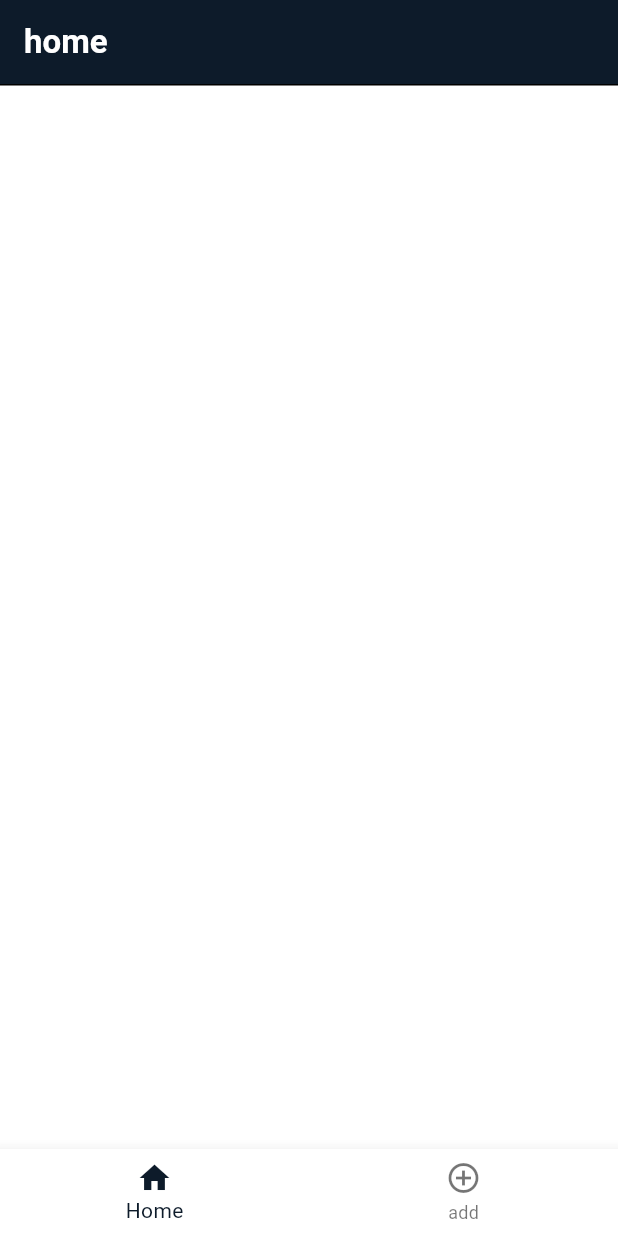
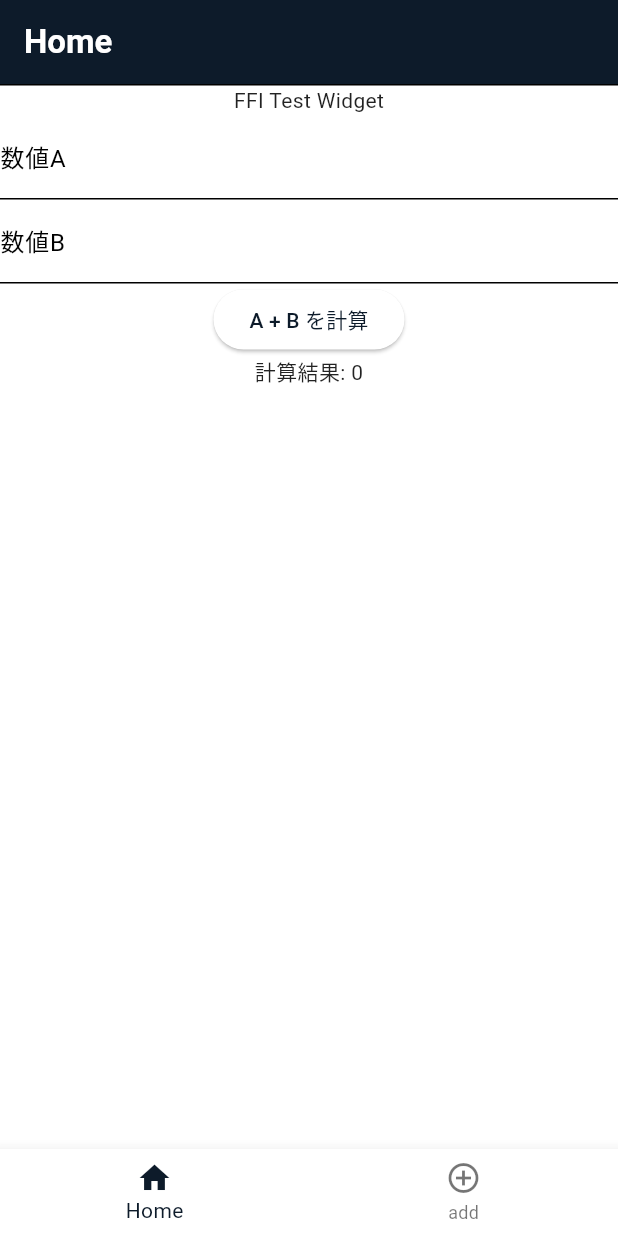
Before and after one commit to sotta-tis/emg-mobile-analyzer, a Flutter app: the screen it shows after launch, on a phone screen of 412 x 824 dp. Run offline on Flutter 3.47's test engine with Material 3 defaults, Android fonts, the phone set to English and light mode, and no system bars; our stand-ins replace flutter_riverpod, go_router; missing offline and left inert: dart:ffi.

Commit message:
:lipstick: UI上でc++実装関数の呼び出し

```diff
--- a/lib/pages/homePage.dart
+++ b/lib/pages/homePage.dart
@@ -1,5 +1,6 @@
 import 'package:flutter/material.dart';
 import 'package:flutter_riverpod/flutter_riverpod.dart';
+import 'package:model_test_app/widgets/ffi_test_calc.dart';
 
 class HomePage extends ConsumerStatefulWidget {
   const HomePage({super.key});
@@ -12,8 +13,13 @@ class _HomePageState extends ConsumerState<HomePage> {
   @override
   Widget build(BuildContext context) {
     return Scaffold(
-      appBar: AppBar(title: const Text('home')),
-      body: Column(children: [const Divider(height: 1)]),
+      appBar: AppBar(title: const Text('Home')),
+      body: Column(
+        children: const [
+          Divider(height: 1),
+          FfiTestWidget(), // FFIテスト用ウィジェットを表示
+        ],
+      ),
     );
   }
 }
--- /dev/null
+++ b/lib/widgets/ffi_test_calc.dart
@@ -0,0 +1,67 @@
+import 'dart:ffi';
+import 'dart:io';
+import 'package:flutter/material.dart';
+
+class FfiTestWidget extends StatefulWidget {
+  const FfiTestWidget({super.key});
+
+  @override
+  State<FfiTestWidget> createState() => _FfiTestWidgetState();
+}
+
+class _FfiTestWidgetState extends State<FfiTestWidget> {
+  final TextEditingController _aController = TextEditingController();
+  final TextEditingController _bController = TextEditingController();
+  int result = 0;
+
+  @override
+  void dispose() {
+    _aController.dispose();
+    _bController.dispose();
+    super.dispose();
+  }
+
+  @override
+  Widget build(BuildContext context) {
+    return Column(
+      children: [
+        const Text('FFI Test Widget'),
+        TextField(
+          controller: _aController,
+          keyboardType: TextInputType.number,
+          decoration: const InputDecoration(labelText: '数値A'),
+        ),
+        TextField(
+          controller: _bController,
+          keyboardType: TextInputType.number,
+          decoration: const InputDecoration(labelText: '数値B'),
+        ),
+        ElevatedButton(onPressed: _calculate, child: const Text('A + B を計算')),
+        Text('計算結果: $result'),
+      ],
+    );
+  }
+
+  void _calculate() {
+    final a = int.tryParse(_aController.text) ?? 0;
+    final b = int.tryParse(_bController.text) ?? 0;
+    final sum = add(a, b); // C++のadd関数を呼び出し
+    setState(() {
+      result = sum;
+    });
+  }
+
+  int add(int a, int b) {
+    final lib =
+        Platform.isAndroid
+            ? DynamicLibrary.open('libcalc.so')
+            : DynamicLibrary.open('calc.framework/calc');
+
+    final int Function(int, int) nativeAdd =
+        lib
+            .lookup<NativeFunction<Int32 Function(Int32, Int32)>>('add')
+            .asFunction();
+
+    return nativeAdd(a, b);
+  }
+}
```
